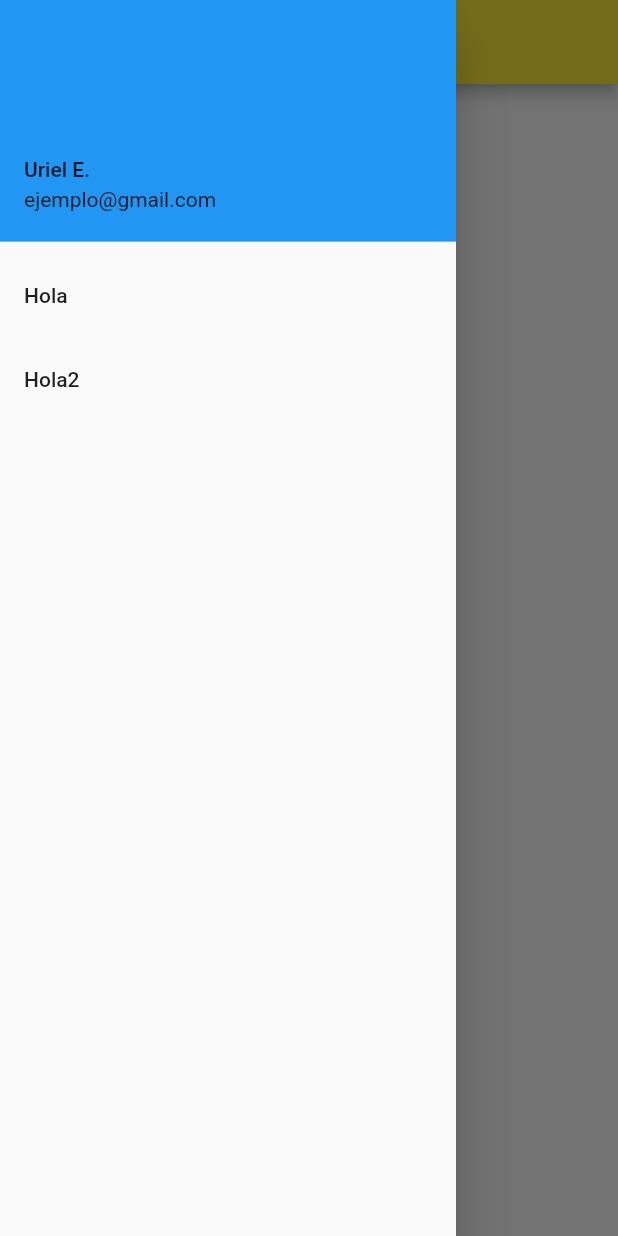
After one commit to UEHG260899/PA-Evaluacion-1, a Flutter app: the DrawerComprador screen opened directly, with the side drawer open, on a phone screen of 412 x 824 dp. The commit adds this screen. Run offline on Flutter 3.47's test engine with Material 2 defaults, Android fonts, the phone set to English and light mode, and no system bars; our stand-ins replace firebase_auth, firebase_core, firebase_database; accounts and stored records are empty.

Commit message:
agregado : drawer de comprador base

```diff
--- a/lib/src/auth/views/registro_view.dart
+++ b/lib/src/auth/views/registro_view.dart
@@ -3,6 +3,8 @@ import 'dart:ui';
 import 'package:flutter/material.dart';
 import 'package:firebase_auth/firebase_auth.dart';
 import 'package:firebase_database/firebase_database.dart';
+
+import 'package:evaluacion_1/src/comprador/views/drawer_comprador.dart';
 
 class RegistroView extends StatefulWidget {
   RegistroView({Key? key}) : super(key: key);
@@ -220,6 +222,8 @@ class _RegistroViewState extends State<RegistroView> {
             setState(() {
               dropDownRole = 'Seleccione un rol';
             });
+            Navigator.of(context).push(
+                MaterialPageRoute(builder: (context) => DrawerComprador()));
           });
         }
       } on FirebaseAuthException catch (e) {
--- /dev/null
+++ b/lib/src/comprador/views/drawer_comprador.dart
@@ -0,0 +1,35 @@
+import 'package:flutter/material.dart';
+
+class DrawerComprador extends StatefulWidget {
+  DrawerComprador({Key? key}) : super(key: key);
+
+  @override
+  _DrawerCompradorState createState() => _DrawerCompradorState();
+}
+
+class _DrawerCompradorState extends State<DrawerComprador> {
+  @override
+  Widget build(BuildContext context) {
+    return Scaffold(
+      appBar: AppBar(
+        title: Text('Bienvenido!'),
+      ),
+      drawer: Drawer(
+        child: ListView(
+          children: <Widget>[
+            UserAccountsDrawerHeader(
+                accountName: Text('Uriel E.'),
+                accountEmail: Text('ejemplo@gmail.com')
+            ),
+            ListTile(
+              title: Text('Hola'),
+            ),
+            ListTile(
+              title: Text('Hola2'),
+            )
+          ],
+        ),
+      ),
+    );
+  }
+}
```
